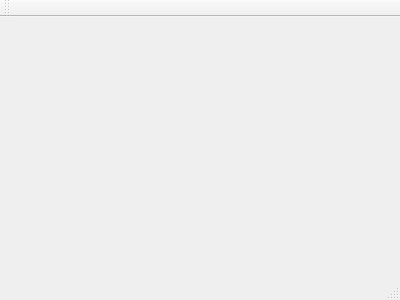
The window that test_compress/mainwindow.ui (iocout/MYQT) describes before a commit, drawn with Qt 5.
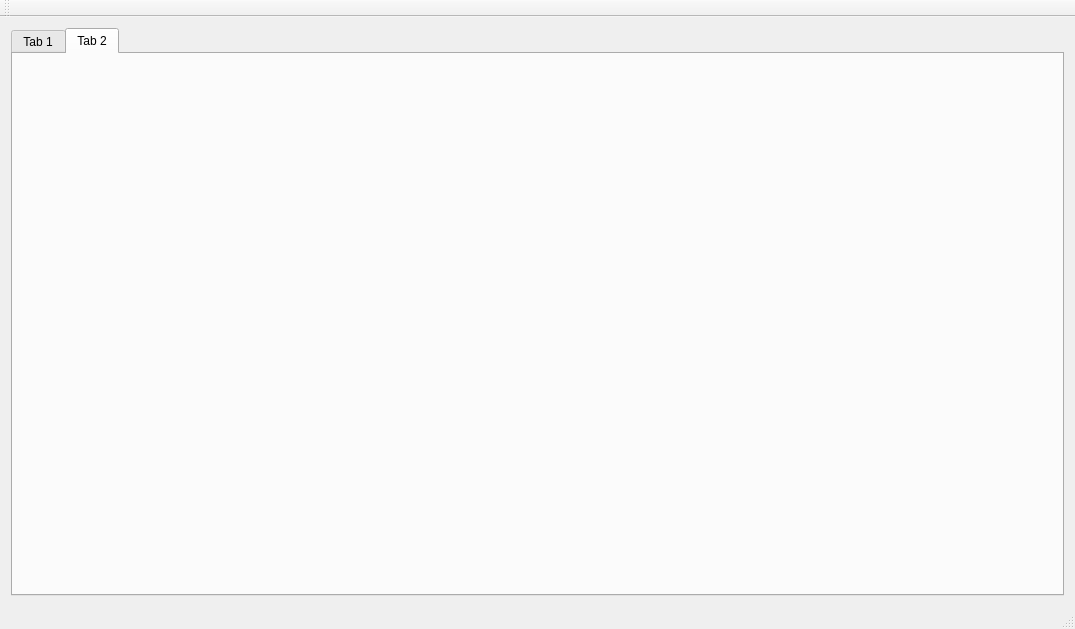
The same window after the commit.

Patch:
```diff
--- a/test_compress/mainwindow.ui
+++ b/test_compress/mainwindow.ui
@@ -1,24 +1,59 @@
 <ui version="4.0">
  <class>MainWindow</class>
- <widget class="QMainWindow" name="MainWindow" >
-  <property name="geometry" >
+ <widget class="QMainWindow" name="MainWindow">
+  <property name="geometry">
    <rect>
     <x>0</x>
     <y>0</y>
-    <width>400</width>
-    <height>300</height>
+    <width>1075</width>
+    <height>629</height>
    </rect>
   </property>
   <property name="windowTitle" >
    <string>MainWindow</string>
   </property>
-  <widget class="QMenuBar" name="menuBar" />
-  <widget class="QToolBar" name="mainToolBar" />
-  <widget class="QWidget" name="centralWidget" />
-  <widget class="QStatusBar" name="statusBar" />
+  <widget class="QWidget" name="centralWidget">
+   <layout class="QVBoxLayout" name="verticalLayout">
+    <item>
+     <widget class="QTabWidget" name="tabWidget">
+      <property name="currentIndex">
+       <number>1</number>
+      </property>
+      <widget class="QWidget" name="tab">
+       <attribute name="title">
+        <string>Tab 1</string>
+       </attribute>
+      </widget>
+      <widget class="QWidget" name="tab_2">
+       <attribute name="title">
+        <string>Tab 2</string>
+       </attribute>
+      </widget>
+     </widget>
+    </item>
+   </layout>
+  </widget>
+  <widget class="QMenuBar" name="menuBar">
+   <property name="geometry">
+    <rect>
+     <x>0</x>
+     <y>0</y>
+     <width>1075</width>
+     <height>22</height>
+    </rect>
+   </property>
+  </widget>
+  <widget class="QToolBar" name="mainToolBar">
+   <attribute name="toolBarArea">
+    <enum>TopToolBarArea</enum>
+   </attribute>
+   <attribute name="toolBarBreak">
+    <bool>false</bool>
+   </attribute>
+  </widget>
+  <widget class="QStatusBar" name="statusBar"/>
  </widget>
- <layoutDefault spacing="6" margin="11" />
- <pixmapfunction></pixmapfunction>
+ <layoutdefault spacing="6" margin="11"/>
  <resources/>
  <connections/>
 </ui>
```
Left out of the diff: 3 changed lines with no effect on the pictures.
